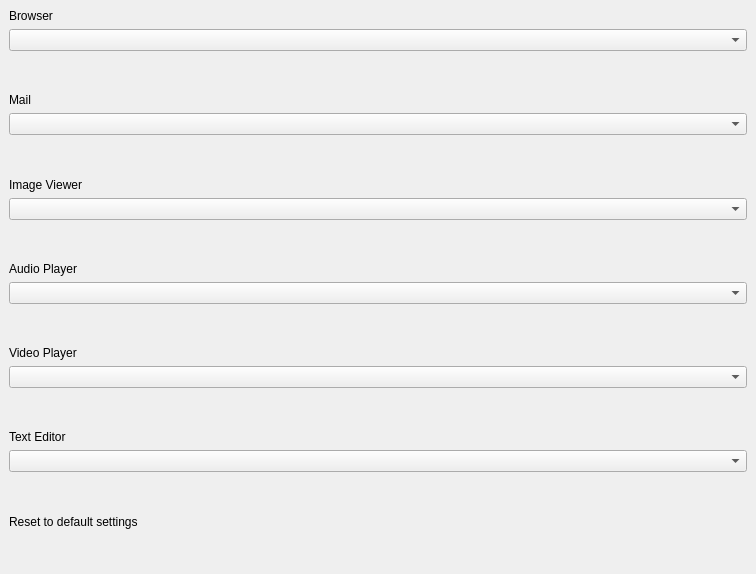
Qt form plugins/system/defaultapp/defaultapp.ui (ukui/ukui-control-center) before a commit.
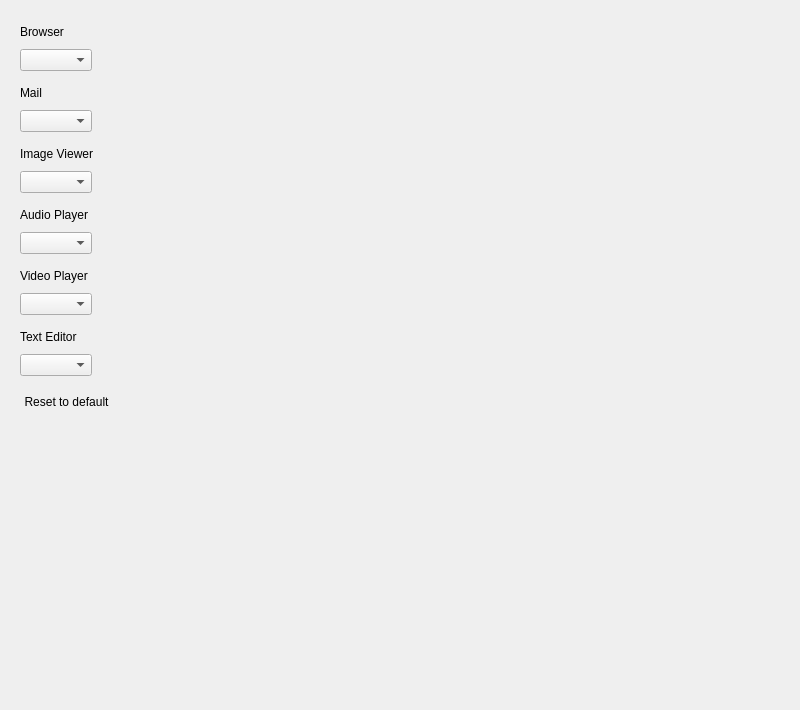
The same form after that commit. Custom widgets are drawn as their Qt base class.

The edit to the form file:
```diff
--- a/plugins/system/defaultapp/defaultapp.ui
+++ b/plugins/system/defaultapp/defaultapp.ui
@@ -6,26 +6,29 @@
    <rect>
     <x>0</x>
     <y>0</y>
-    <width>756</width>
-    <height>574</height>
+    <width>800</width>
+    <height>710</height>
    </rect>
   </property>
   <property name="minimumSize">
    <size>
-    <width>756</width>
-    <height>574</height>
+    <width>800</width>
+    <height>710</height>
    </size>
   </property>
   <property name="maximumSize">
    <size>
-    <width>756</width>
-    <height>574</height>
+    <width>800</width>
+    <height>710</height>
    </size>
   </property>
   <property name="windowTitle">
    <string>Form</string>
   </property>
   <layout class="QVBoxLayout" name="verticalLayout_2">
+   <property name="spacing">
+    <number>0</number>
+   </property>
    <property name="leftMargin">
     <number>0</number>
    </property>
@@ -42,6 +45,21 @@
     <widget class="QStackedWidget" name="StackedWidget">
      <widget class="QWidget" name="Page1" native="true">
       <layout class="QVBoxLayout" name="verticalLayout">
+       <property name="spacing">
+        <number>10</number>
+       </property>
+       <property name="leftMargin">
+        <number>20</number>
+       </property>
+       <property name="topMargin">
+        <number>25</number>
+       </property>
+       <property name="rightMargin">
+        <number>0</number>
+       </property>
+       <property name="bottomMargin">
+        <number>0</number>
+       </property>
        <item>
         <widget class="QLabel" name="browserLabel">
          <property name="text">
@@ -50,17 +68,37 @@
         </widget>
        </item>
        <item>
-        <widget class="CustdomComboBox" name="browserComBoBox"/>
+        <layout class="QHBoxLayout" name="horizontalLayout_2">
+         <item>
+          <widget class="CustdomComboBox" name="browserComBoBox"/>
+         </item>
+         <item>
+          <spacer name="horizontalSpacer_2">
+           <property name="orientation">
+            <enum>Qt::Horizontal</enum>
+           </property>
+           <property name="sizeHint" stdset="0">
+            <size>
+             <width>40</width>
+             <height>20</height>
+            </size>
+           </property>
+          </spacer>
+         </item>
+        </layout>
        </item>
        <item>
         <spacer name="verticalSpacer">
          <property name="orientation">
           <enum>Qt::Vertical</enum>
          </property>
+         <property name="sizeType">
+          <enum>QSizePolicy::Fixed</enum>
+         </property>
          <property name="sizeHint" stdset="0">
           <size>
            <width>20</width>
-           <height>40</height>
+           <height>5</height>
           </size>
          </property>
         </spacer>
@@ -73,17 +111,37 @@
         </widget>
        </item>
        <item>
-        <widget class="QComboBox" name="mailComBoBox"/>
+        <layout class="QHBoxLayout" name="horizontalLayout_3">
+         <item>
+          <widget class="CustdomComboBox" name="mailComBoBox"/>
+         </item>
+         <item>
+          <spacer name="horizontalSpacer_3">
+           <property name="orientation">
+            <enum>Qt::Horizontal</enum>
+           </property>
+           <property name="sizeHint" stdset="0">
+            <size>
+             <width>40</width>
+             <height>20</height>
+            </size>
+           </property>
+          </spacer>
+         </item>
+        </layout>
        </item>
        <item>
         <spacer name="verticalSpacer_2">
          <property name="orientation">
           <enum>Qt::Vertical</enum>
          </property>
+         <property name="sizeType">
+          <enum>QSizePolicy::Fixed</enum>
+         </property>
          <property name="sizeHint" stdset="0">
           <size>
            <width>20</width>
-           <height>40</height>
+           <height>5</height>
           </size>
          </property>
         </spacer>
@@ -96,17 +154,37 @@
         </widget>
        </item>
        <item>
-        <widget class="QComboBox" name="imageComBoBox"/>
+        <layout class="QHBoxLayout" name="horizontalLayout_4">
+         <item>
+          <widget class="CustdomComboBox" name="imageComBoBox"/>
+         </item>
+         <item>
+          <spacer name="horizontalSpacer_4">
+           <property name="orientation">
+            <enum>Qt::Horizontal</enum>
+           </property>
+           <property name="sizeHint" stdset="0">
+            <size>
+             <width>40</width>
+             <height>20</height>
+            </size>
+           </property>
+          </spacer>
+         </item>
+        </layout>
        </item>
        <item>
         <spacer name="verticalSpacer_3">
          <property name="orientation">
           <enum>Qt::Vertical</enum>
          </property>
+         <property name="sizeType">
+          <enum>QSizePolicy::Fixed</enum>
+         </property>
          <property name="sizeHint" stdset="0">
           <size>
            <width>20</width>
-           <height>40</height>
+           <height>5</height>
           </size>
          </property>
         </spacer>
@@ -119,17 +197,37 @@
         </widget>
        </item>
        <item>
-        <widget class="QComboBox" name="audioComBoBox"/>
+        <layout class="QHBoxLayout" name="horizontalLayout_5">
+         <item>
+          <widget class="CustdomComboBox" name="audioComBoBox"/>
+         </item>
+         <item>
+          <spacer name="horizontalSpacer_5">
+           <property name="orientation">
+            <enum>Qt::Horizontal</enum>
+           </property>
+           <property name="sizeHint" stdset="0">
+            <size>
+             <width>40</width>
+             <height>20</height>
+            </size>
+           </property>
+          </spacer>
+         </item>
+        </layout>
        </item>
        <item>
         <spacer name="verticalSpacer_4">
          <property name="orientation">
           <enum>Qt::Vertical</enum>
          </property>
+         <property name="sizeType">
+          <enum>QSizePolicy::Fixed</enum>
+         </property>
          <property name="sizeHint" stdset="0">
           <size>
            <width>20</width>
-           <height>40</height>
+           <height>5</height>
           </size>
          </property>
         </spacer>
@@ -142,17 +240,37 @@
         </widget>
        </item>
        <item>
-        <widget class="QComboBox" name="videoComBoBox"/>
+        <layout class="QHBoxLayout" name="horizontalLayout_6">
+         <item>
+          <widget class="CustdomComboBox" name="videoComBoBox"/>
+         </item>
+         <item>
+          <spacer name="horizontalSpacer_6">
+           <property name="orientation">
+            <enum>Qt::Horizontal</enum>
+           </property>
+           <property name="sizeHint" stdset="0">
+            <size>
+             <width>40</width>
+             <height>20</height>
+            </size>
+           </property>
+          </spacer>
+         </item>
+        </layout>
        </item>
        <item>
         <spacer name="verticalSpacer_5">
          <property name="orientation">
           <enum>Qt::Vertical</enum>
          </property>
+         <property name="sizeType">
+          <enum>QSizePolicy::Fixed</enum>
+         </property>
          <property name="sizeHint" stdset="0">
           <size>
            <width>20</width>
-           <height>40</height>
+           <height>5</height>
           </size>
          </property>
         </spacer>
@@ -165,27 +283,70 @@
         </widget>
        </item>
        <item>
-        <widget class="QComboBox" name="textComBoBox"/>
+        <layout class="QHBoxLayout" name="horizontalLayout_7">
+         <item>
+          <widget class="CustdomComboBox" name="textComBoBox"/>
+         </item>
+         <item>
+          <spacer name="horizontalSpacer_7">
+           <property name="orientation">
+            <enum>Qt::Horizontal</enum>
+           </property>
+           <property name="sizeHint" stdset="0">
+            <size>
+             <width>40</width>
+             <height>20</height>
+            </size>
+           </property>
+          </spacer>
+         </item>
+        </layout>
        </item>
        <item>
         <spacer name="verticalSpacer_6">
          <property name="orientation">
           <enum>Qt::Vertical</enum>
          </property>
+         <property name="sizeType">
+          <enum>QSizePolicy::Fixed</enum>
+         </property>
          <property name="sizeHint" stdset="0">
           <size>
            <width>20</width>
-           <height>40</height>
+           <height>5</height>
           </size>
          </property>
         </spacer>
        </item>
        <item>
-        <widget class="QLabel" name="resetLabel">
-         <property name="text">
-          <string>Reset to default settings</string>
-         </property>
-        </widget>
+        <layout class="QHBoxLayout" name="horizontalLayout">
+         <item>
+          <widget class="QPushButton" name="resetPushBtn">
+           <property name="styleSheet">
+            <string notr="true"/>
+           </property>
+           <property name="text">
+            <string>Reset to default</string>
+           </property>
+           <property name="flat">
+            <bool>true</bool>
+           </property>
+          </widget>
+         </item>
+         <item>
+          <spacer name="horizontalSpacer">
+           <property name="orientation">
+            <enum>Qt::Horizontal</enum>
+           </property>
+           <property name="sizeHint" stdset="0">
+            <size>
+             <width>40</width>
+             <height>20</height>
+            </size>
+           </property>
+          </spacer>
+         </item>
+        </layout>
        </item>
        <item>
         <spacer name="verticalSpacer_7">
@@ -195,7 +356,7 @@
          <property name="sizeHint" stdset="0">
           <size>
            <width>20</width>
-           <height>40</height>
+           <height>10</height>
           </size>
          </property>
         </spacer>
```
Left out of the diff: 2 changed lines with no effect on the pictures.
